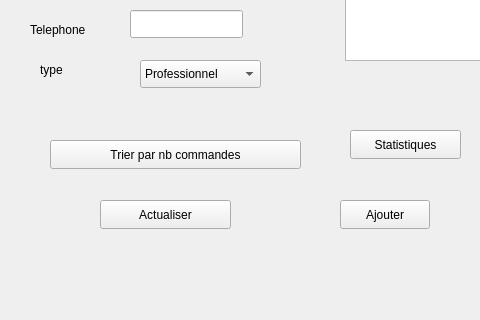
Above: mainwindow.ui from hamzamadhi05-byte/SmartWaterFactory before the change; both pictures show x 0 to 480 and y 280 to 600 of the 1323 by 600 pixel window. Below: the same form after it.
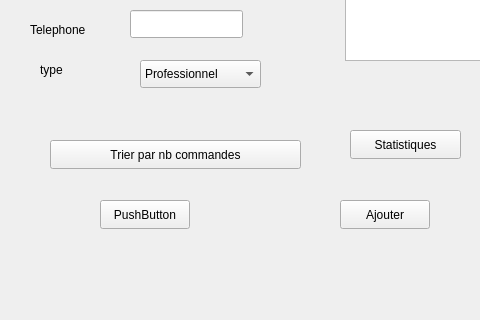
That is the form after the change.

Commit message: Avant refonte interface

What changed in the file:
```diff
--- a/mainwindow.ui
+++ b/mainwindow.ui
@@ -307,12 +307,12 @@
      <rect>
       <x>100</x>
       <y>480</y>
-      <width>131</width>
+      <width>90</width>
       <height>29</height>
      </rect>
     </property>
     <property name="text">
-     <string>Actualiser</string>
+     <string>PushButton</string>
     </property>
    </widget>
   </widget>
```
Left out of the diff: 2 changed lines with no effect on the pictures.
